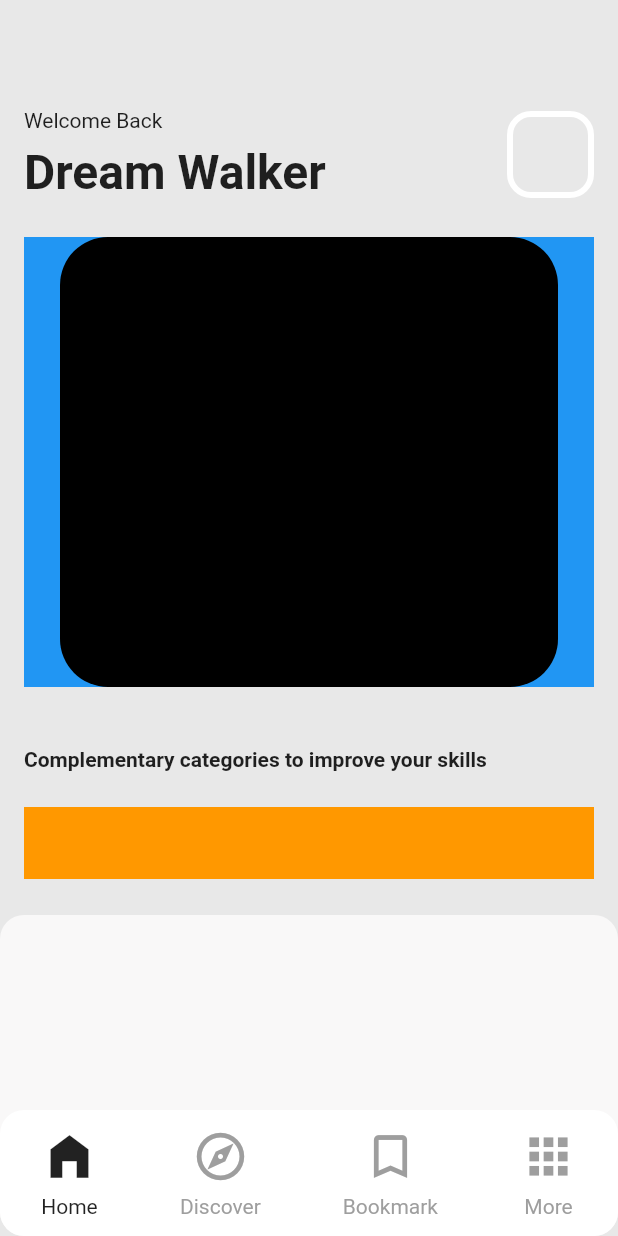
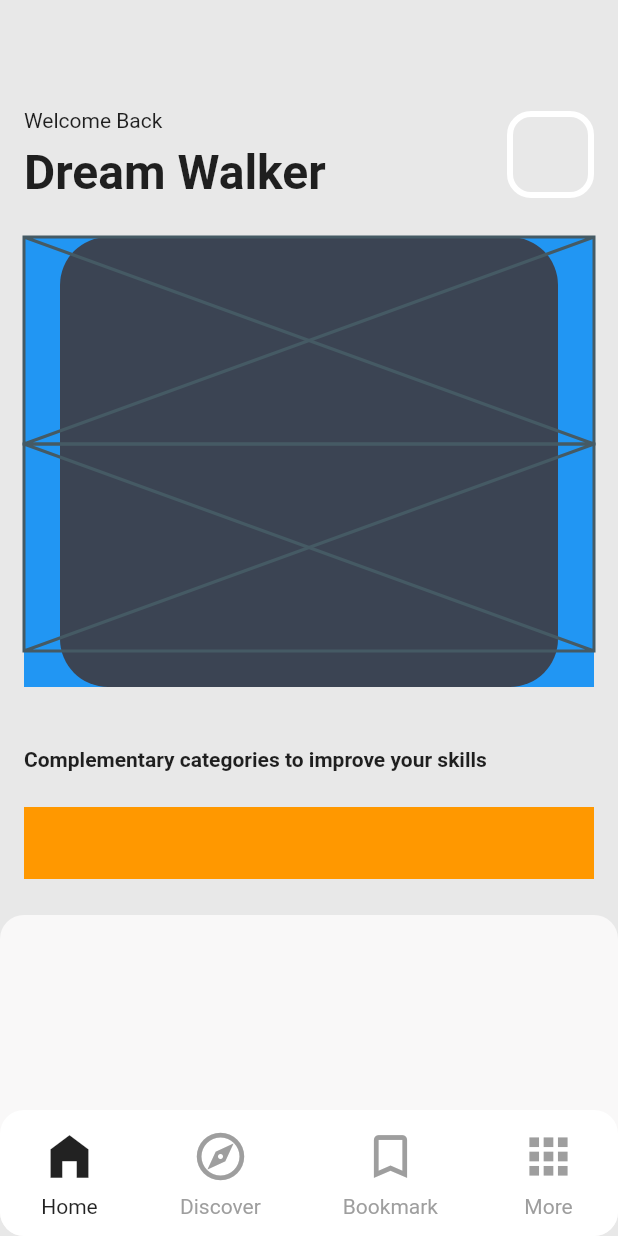
Before and after one commit to JAICHANGPARK/flutter_notebook_chapter_24, a Flutter app: the GuitarLessonMainPage screen opened directly, on a phone screen of 412 x 824 dp. Run offline on Flutter 3.47's test engine with Material 2 defaults, Android fonts, the phone set to English and light mode, and no system bars; our stand-ins replace flutter_riverpod, freezed_annotation, go_router, google_fonts, ionicons, percent_indicator; missing offline and left inert: crypto_font_icons; network calls fail.

Commit message:
Update guitar_lesson_main_page.dart

```diff
--- a/lib/ep1396_guitar_lesson_app/view/guitar_lesson_main_page.dart
+++ b/lib/ep1396_guitar_lesson_app/view/guitar_lesson_main_page.dart
@@ -83,11 +83,28 @@ class _GuitarLessonMainPageState extends State<GuitarLessonMainPage> {
                               top: 0,
                               child: Container(
                                 decoration: BoxDecoration(
-                                  color: Colors.black,
-                                  borderRadius: BorderRadius.circular(32)
+                                  color: Color.fromRGBO(59, 68, 83, 1),
+                                  borderRadius: BorderRadius.circular(32),
                                 ),
                               ),
                             ),
+                            Positioned(
+                                bottom: 24,
+                                left: 0,
+                                right: 0,
+                                top: 0,
+                                child: Container(
+                                  child: Column(
+                                    children: [
+                                      Expanded(
+                                        child: Placeholder(),
+                                      ),
+                                      Expanded(
+                                        child: Placeholder(),
+                                      )
+                                    ],
+                                  ),
+                                ))
                           ],
                         ),
                       ),
```
